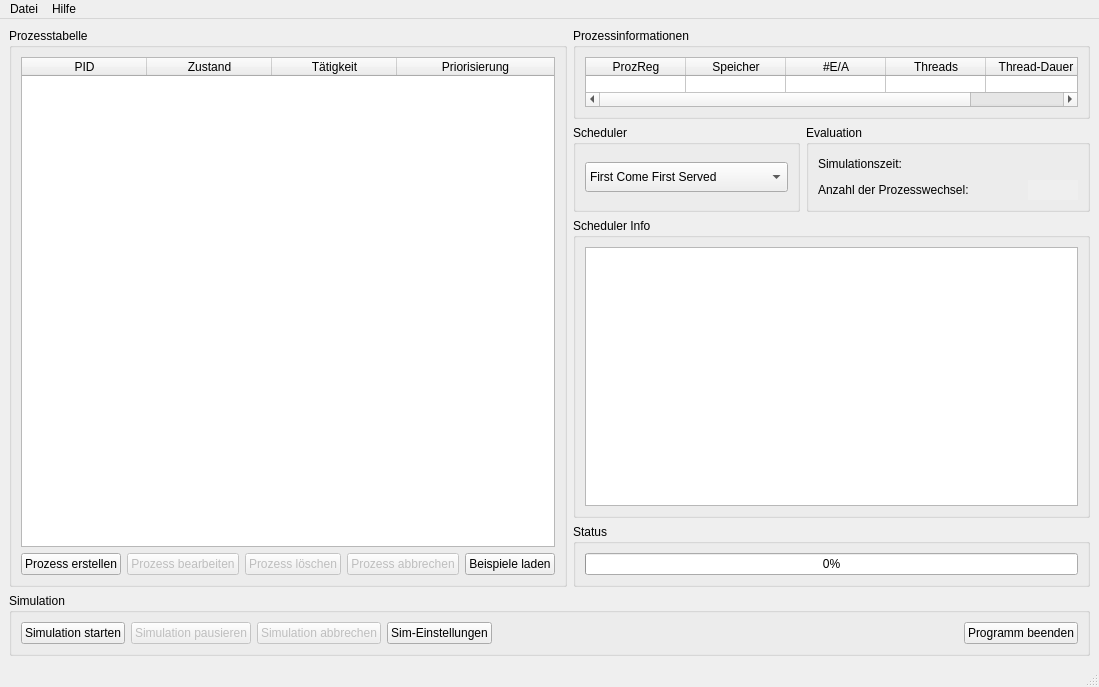
Baffmer/Betriebssysteme_Scheduler, file Betriebssysteme_Scheduler/mainwindow.ui: the form before one commit.
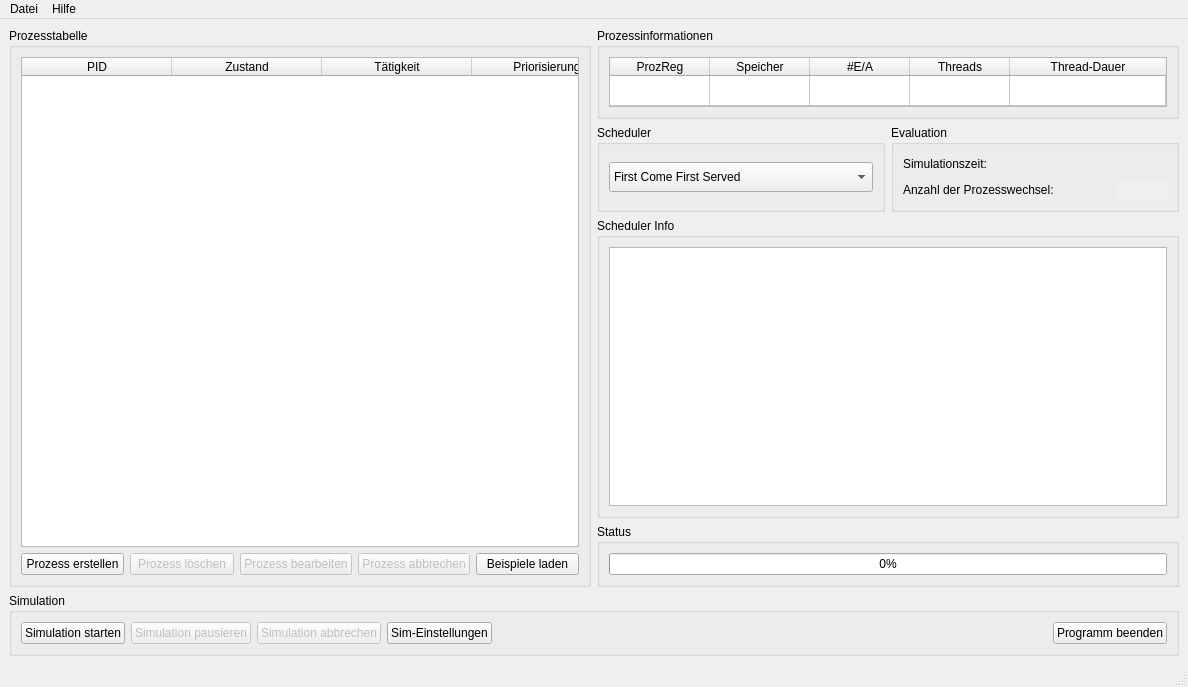
The form after the commit. Icons and pictures are not drawn.

Commit message: Symbole für Buttons hinzugefügt

What changed in the file:
```diff
--- a/Betriebssysteme_Scheduler/mainwindow.ui
+++ b/Betriebssysteme_Scheduler/mainwindow.ui
@@ -6,7 +6,7 @@
    <rect>
     <x>0</x>
     <y>0</y>
-    <width>1099</width>
+    <width>1188</width>
     <height>687</height>
    </rect>
   </property>
@@ -88,7 +88,7 @@
             <number>35</number>
            </attribute>
            <attribute name="horizontalHeaderDefaultSectionSize">
-            <number>125</number>
+            <number>150</number>
            </attribute>
            <attribute name="horizontalHeaderHighlightSections">
             <bool>false</bool>
@@ -131,15 +131,9 @@
              <property name="text">
               <string>Prozess erstellen</string>
              </property>
-            </widget>
-           </item>
-           <item>
-            <widget class="QPushButton" name="pushButtonProzessBearbeiten">
-             <property name="enabled">
-              <bool>false</bool>
-             </property>
-             <property name="text">
-              <string>Prozess bearbeiten</string>
+             <property name="icon">
+              <iconset resource="resources.qrc">
+               <normaloff>:/plus.png</normaloff>:/plus.png</iconset>
              </property>
             </widget>
            </item>
@@ -156,6 +150,20 @@
              </property>
             </widget>
            </item>
+           <item>
+            <widget class="QPushButton" name="pushButtonProzessBearbeiten">
+             <property name="enabled">
+              <bool>false</bool>
+             </property>
+             <property name="text">
+              <string>Prozess bearbeiten</string>
+             </property>
+             <property name="icon">
+              <iconset resource="resources.qrc">
+               <normaloff>:/edit.png</normaloff>:/edit.png</iconset>
+             </property>
+            </widget>
+           </item>
            <item>
             <widget class="QPushButton" name="pushButtonProzessAbbrechen">
              <property name="enabled">
@@ -345,7 +353,7 @@
                   </size>
                  </property>
                  <property name="text">
-                  <string>                </string>
+                  <string/>
                  </property>
                  <property name="textFormat">
                   <enum>Qt::AutoText</enum>
@@ -406,7 +414,7 @@
                   <bool>true</bool>
                  </property>
                  <property name="text">
-                  <string>                </string>
+                  <string/>
                  </property>
                 </widget>
                </item>
@@ -530,7 +538,7 @@
     <rect>
      <x>0</x>
      <y>0</y>
-     <width>1099</width>
+     <width>1188</width>
      <height>21</height>
     </rect>
    </property>
```
Left out of the diff: 32 changed lines with no effect on the pictures. The commit also changes 14 other files.
